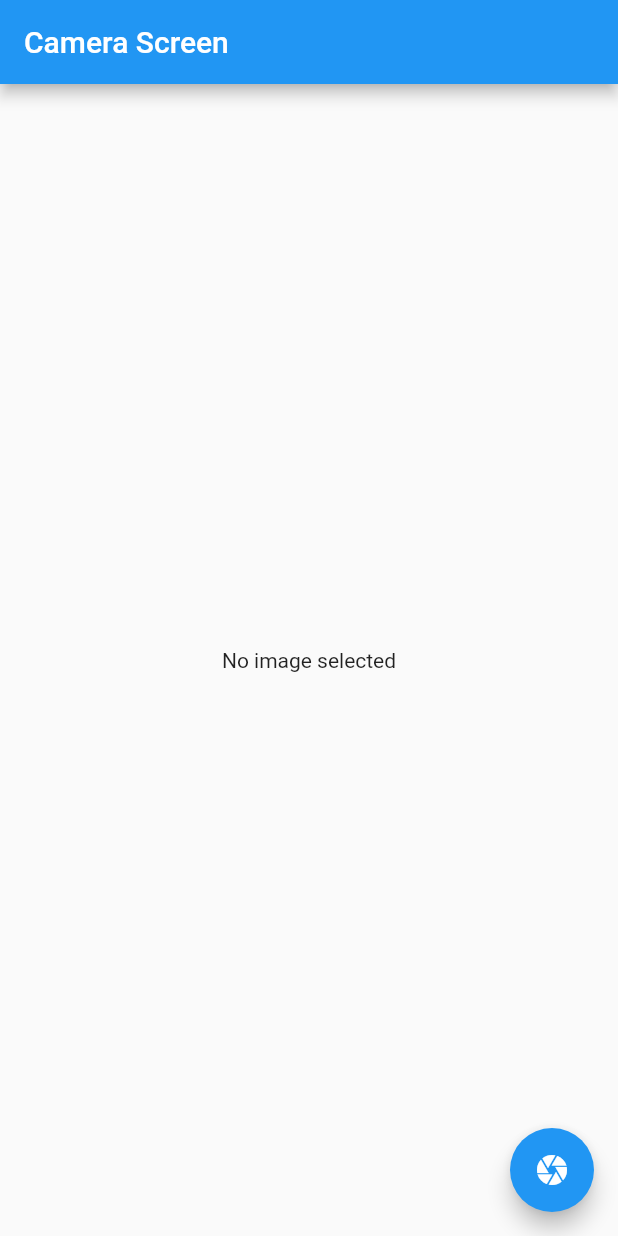
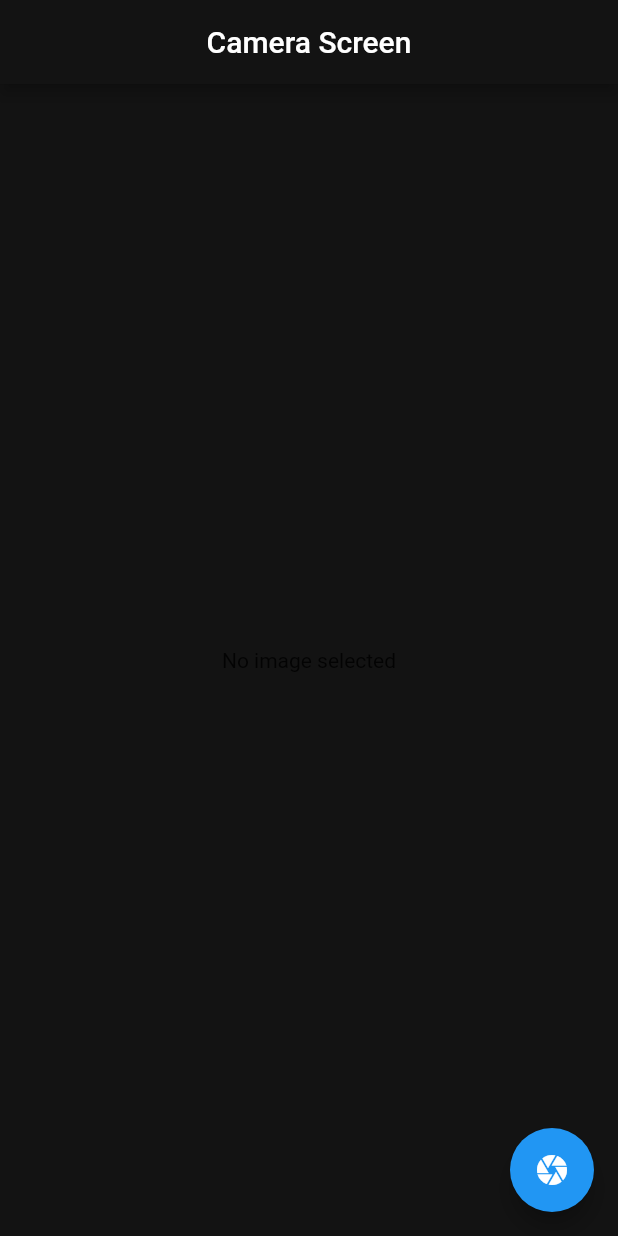
Before and after one commit to ayushsharman/Music-App-Project, a Flutter app: the screen it shows after launch, on a phone screen of 412 x 824 dp. Run offline on Flutter 3.47's test engine with Material 2 defaults, Android fonts, the phone set to English and light mode, and no system bars; our stand-ins replace google_fonts, iconsax, image_picker, scroll_snap_list, tab_indicator_styler.

Commit message:
fixed UI

```diff
--- a/lib/main.dart
+++ b/lib/main.dart
@@ -17,7 +17,7 @@ class MyApp extends StatelessWidget {
       theme: ThemeData(
         backgroundColor: Color.fromRGBO(19, 19, 19, 100),
       ),
-      home: CameraScreen(),
+      home: const CameraScreen(),
     );
   }
 }
--- a/lib/pages/camera.dart
+++ b/lib/pages/camera.dart
@@ -18,17 +18,22 @@ class _CameraScreenState extends State<CameraScreen> {
     final XFile? imageFile =
         await _picker.pickImage(source: ImageSource.camera);
     if (imageFile != null) {
-      setState(() {
-        _imageFile = imageFile;
-      });
+      setState(
+        () {
+          _imageFile = imageFile;
+        },
+      );
     }
   }
 
   @override
   Widget build(BuildContext context) {
     return Scaffold(
+      backgroundColor: Theme.of(context).backgroundColor,
       appBar: AppBar(
+        centerTitle: true,
         title: const Text('Camera Screen'),
+        backgroundColor: Theme.of(context).backgroundColor,
       ),
       body: Center(
         child: _imageFile == null
```
Also changed, not shown: 4 other files.
